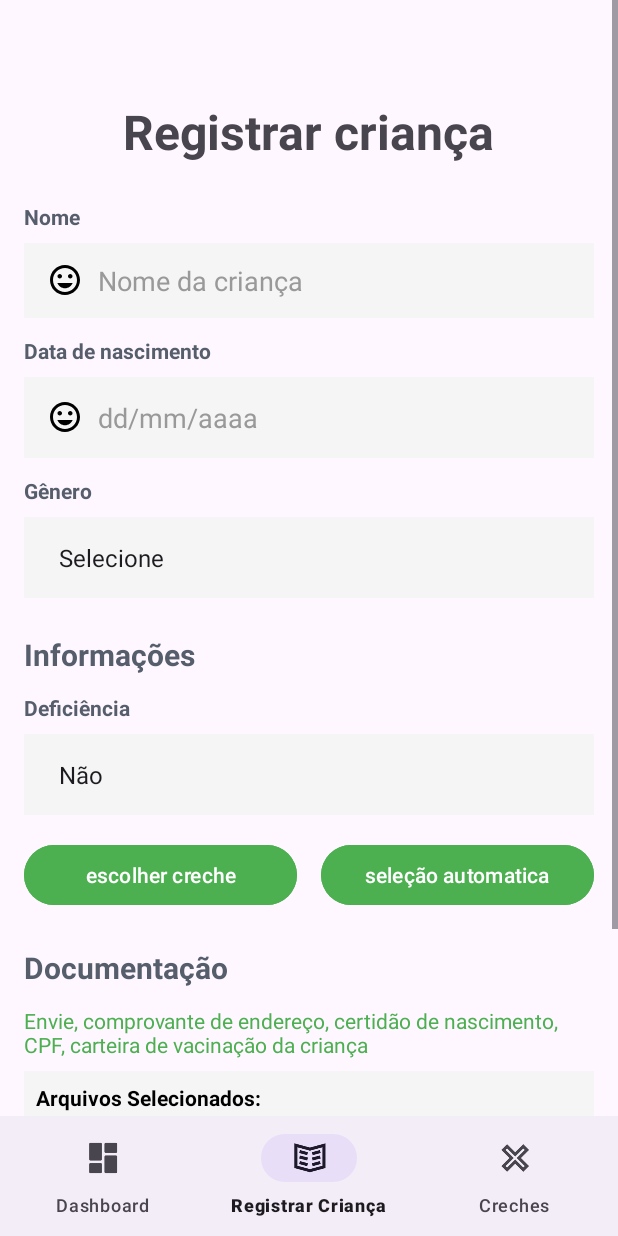
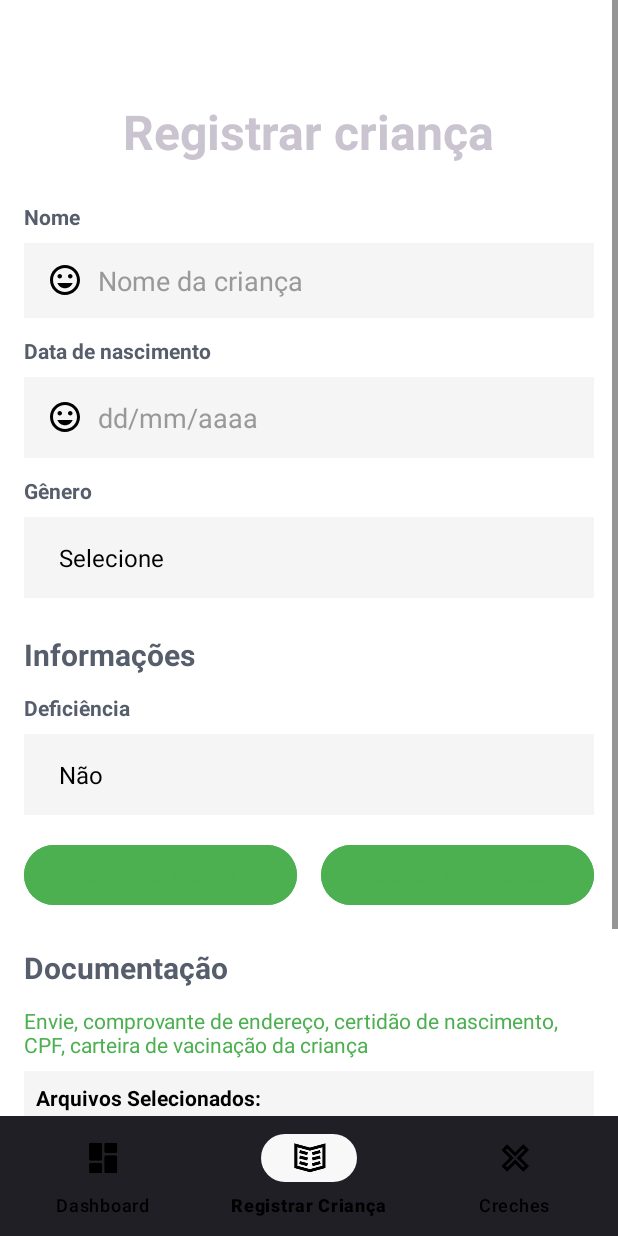
Before and after one commit to Ryanzucchi/Atv_avaliativa_Disp, an Android app: the KidRegistry screen opened directly, with no data from a screen before it, on a phone screen of 412 x 824 dp. Run offline under Robolectric (Android 15) with nearby library versions, the phone set to English and light mode, and no system bars.

Commit message:
somente modo claro

```diff
--- a/app/src/main/java/br/com/unemat/ryan/myapplication/Entrance.java
+++ b/app/src/main/java/br/com/unemat/ryan/myapplication/Entrance.java
@@ -9,6 +9,7 @@ import android.widget.TextView;
 // import android.widget.Toast; // Removido Toast para manter o código original, adicione se quiser feedback
 
 import androidx.appcompat.app.AppCompatActivity;
+import androidx.appcompat.app.AppCompatDelegate;
 
 public class Entrance extends AppCompatActivity {
 
@@ -22,6 +23,7 @@ public class Entrance extends AppCompatActivity {
         super.onCreate(savedInstanceState);
         // Certifique-se de que este R.layout.entrance corresponde ao seu XML de entrada
         setContentView(R.layout.entrance);
+        AppCompatDelegate.setDefaultNightMode(AppCompatDelegate.MODE_NIGHT_NO);
 
         // Acha os botões pelo ID e os atribui a variáveis do tipo ImageButton
         btnLogin = findViewById(R.id.btn_login);
--- a/app/src/main/res/values/colors.xml
+++ b/app/src/main/res/values/colors.xml
@@ -1,6 +1,10 @@
+<?xml version="1.0" encoding="utf-8"?>
 <resources>
-    <!-- Cor principal da sua aplicação -->
-    <color name="colorPrimary">#4CAF50</color> <!-- Verde, por exemplo -->
-    <color name="colorPrimaryDark">#388E3C</color>
+    <color name="colorPrimary">#4CAF50</color> <color name="colorPrimaryDark">#388E3C</color>
     <color name="colorAccent">#FFFFFF</color>
-</resources>
+
+    <color name="white_full">#FFFFFFFF</color>
+    <color name="black_full">#FF000000</color>
+    <color name="light_gray">#FFF0F0F0</color> <color name="light_gray_container">#F8F8F8</color> <color name="dark_gray_text">#FF333333</color>
+    <color name="gray_hint">#FF888888</color>
+    <color name="light_gray_line">#FFCCCCCC</color> </resources>
--- a/app/src/main/res/values/themes.xml
+++ b/app/src/main/res/values/themes.xml
@@ -1,9 +1,36 @@
 <resources xmlns:tools="http://schemas.android.com/tools">
-    <!-- Base application theme. -->
-    <style name="Base.Theme.MyApplication" parent="Theme.Material3.DayNight.NoActionBar">
-        <!-- Customize your light theme here. -->
-        <!-- <item name="colorPrimary">@color/my_light_primary</item> -->
-    </style>
+    <style name="Base.Theme.MyApplication" parent="Theme.Material3.Dark.NoActionBar">
+        <item name="colorPrimary">@color/colorPrimary</item>
+        <item name="colorPrimaryDark">@color/colorPrimaryDark</item>
+        <item name="colorAccent">@color/colorAccent</item>
+
+        <item name="android:colorBackground">@color/white_full</item>
+        <item name="colorOnBackground">@color/black_full</item>
+
+        <item name="colorSurface">@color/white_full</item>
+        <item name="colorOnSurface">@color/black_full</item>
+        <item name="colorSurfaceVariant">@color/light_gray</item>
+        <item name="colorOnSurfaceVariant">@color/black_full</item>
+
+        <item name="android:textColorPrimary">@color/black_full</item>
+        <item name="android:textColorSecondary">@color/dark_gray_text</item>
+        <item name="android:textColorHint">@color/gray_hint</item>
+
+        <item name="colorPrimaryContainer">@color/light_gray_container</item>
+        <item name="colorOnPrimaryContainer">@color/black_full</item>
+        <item name="colorSecondaryContainer">@color/light_gray_container</item>
+        <item name="colorOnSecondaryContainer">@color/black_full</item>
+        <item name="colorTertiaryContainer">@color/light_gray_container</item>
+        <item name="colorOnTertiaryContainer">@color/black_full</item>
+
+        <item name="colorError">#B00020</item>
+        <item name="colorOnError">#FFFFFF</item>
+        <item name="colorErrorContainer">#FCD8D8</item>
+        <item name="colorOnErrorContainer">#B00020</item>
+
+        <item name="colorOutline">@color/light_gray_line</item>
+        <item name="textInputStyle">@style/Widget.Material3.TextInputLayout.FilledBox</item> <item name="materialButtonStyle">@style/Widget.Material3.Button.TextButton</item>
+        <item name="toolbarStyle">@style/Widget.Material3.Toolbar.Surface</item> </style>
 
     <style name="Theme.MyApplication" parent="Base.Theme.MyApplication" />
 </resources>
```
